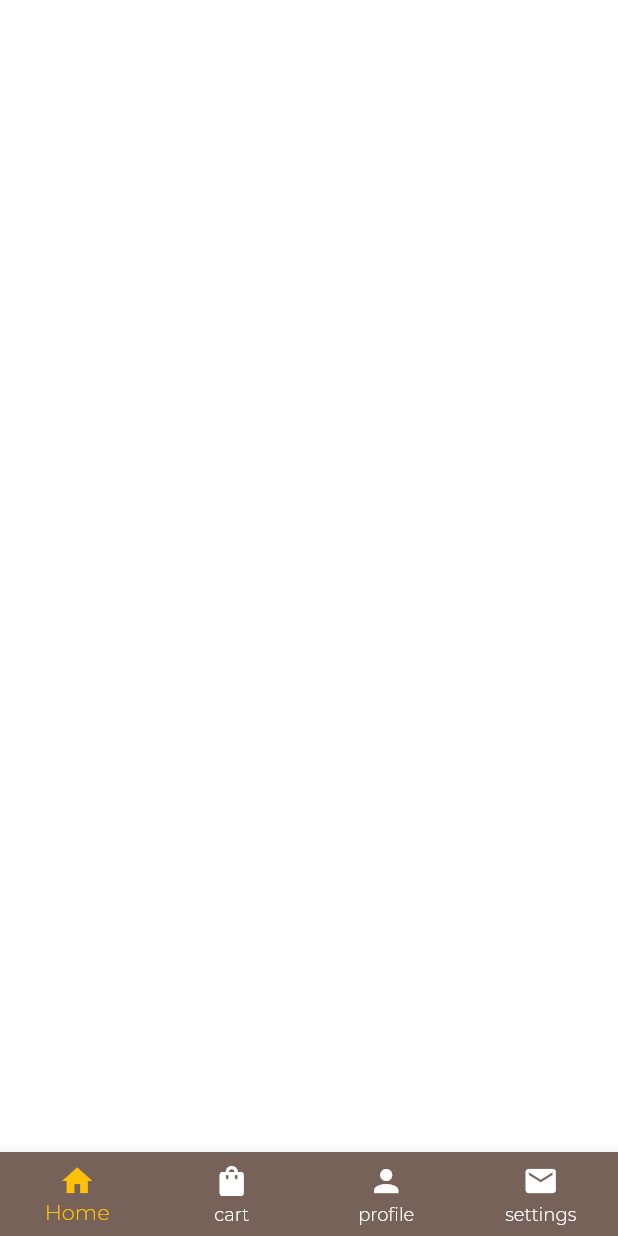
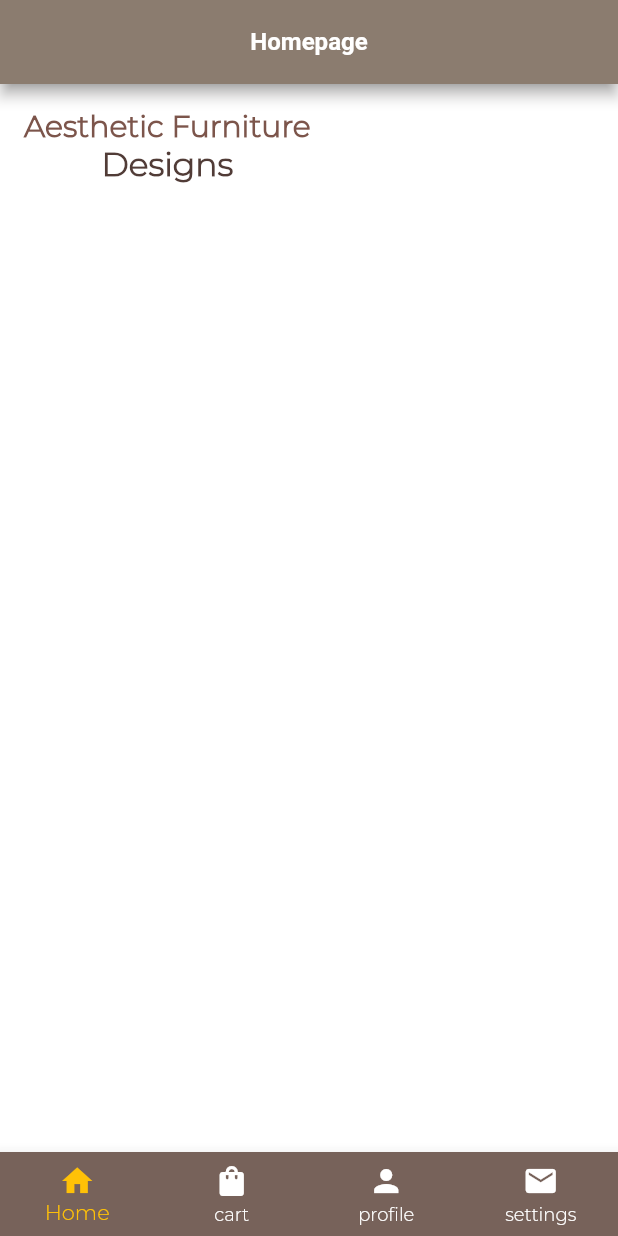
Before and after one commit to kriipa/flutter-Try, a Flutter app: the screen it shows after launch, on a phone screen of 412 x 824 dp. Run offline on Flutter 3.47's test engine with Material 2 defaults, Android fonts, the phone set to English and light mode, and no system bars; our stand-ins replace flutter_spinkit.

Commit message:
home screen

```diff
--- a/lib/screen/bottom_screen/cart.dart
+++ b/lib/screen/bottom_screen/cart.dart
@@ -1,3 +1,4 @@
+import 'package:flutter/cupertino.dart';
 import 'package:flutter/src/widgets/container.dart';
 import 'package:flutter/src/widgets/framework.dart';
 
@@ -6,6 +7,8 @@ class CartScreen extends StatelessWidget {
 
   @override
   Widget build(BuildContext context) {
-    return Container();
+    return const Center(
+      child: Text('Add to cart'),
+    );
   }
 }
--- a/lib/screen/bottom_screen/home.dart
+++ b/lib/screen/bottom_screen/home.dart
@@ -1,3 +1,4 @@
+import 'package:flutter/material.dart';
 import 'package:flutter/src/widgets/container.dart';
 import 'package:flutter/src/widgets/framework.dart';
 
@@ -6,6 +7,43 @@ class HomeScreen extends StatelessWidget {
 
   @override
   Widget build(BuildContext context) {
-    return Container();
+    return Scaffold(
+      appBar: AppBar(
+        title: const Text('Homepage'),
+      ),
+      body: SafeArea(
+        child: SingleChildScrollView(
+          child: Padding(
+            padding: const EdgeInsets.all(16.0),
+            child: Column(
+              mainAxisAlignment: MainAxisAlignment.center,
+              children: const [
+                Text(
+                  "Aesthetic Furniture",
+                  style: TextStyle(
+                    color: Color.fromARGB(255, 124, 85, 75),
+                    fontSize: 20,
+                    fontWeight: FontWeight.bold,
+                  ),
+                ),
+                Text(
+                  'Designs',
+                  style: TextStyle(
+                    color: Color.fromARGB(255, 81, 60, 55),
+                    fontSize: 22,
+                    fontWeight: FontWeight.bold,
+                  ),
+                ),
+                SizedBox(
+                  height: 20,
+                  width: 20,
+
+                ),
+              ],
+            ),
+          ),
+        ),
+      ),
+    );
   }
 }
--- a/lib/screen/bottom_screen/profile.dart
+++ b/lib/screen/bottom_screen/profile.dart
@@ -1,3 +1,4 @@
+import 'package:flutter/cupertino.dart';
 import 'package:flutter/src/widgets/container.dart';
 import 'package:flutter/src/widgets/framework.dart';
 
@@ -6,6 +7,8 @@ class ProfileScreen extends StatelessWidget {
 
   @override
   Widget build(BuildContext context) {
-    return Container();
+    return const Center(
+      child: Text('profile screen'),
+    );
   }
 }
--- a/lib/screen/bottom_screen/settings.dart
+++ b/lib/screen/bottom_screen/settings.dart
@@ -1,3 +1,4 @@
+import 'package:flutter/cupertino.dart';
 import 'package:flutter/src/widgets/container.dart';
 import 'package:flutter/src/widgets/framework.dart';
 
@@ -6,6 +7,8 @@ class SettingsScreen extends StatelessWidget {
 
   @override
   Widget build(BuildContext context) {
-    return Container();
+    return const Center(
+      child: Text('Settings screen'),
+    );
   }
 }
--- a/lib/screen/dashboard.dart
+++ b/lib/screen/dashboard.dart
@@ -9,13 +9,14 @@ import 'bottom_screen/settings.dart';
 
 class DashboardScreen extends StatefulWidget {
 
-  DashboardScreen({super.key});
+  const DashboardScreen({super.key});
 
   @override
   State<DashboardScreen> createState() => _DashboardScreenState();
 }
 
 class _DashboardScreenState extends State<DashboardScreen> {
+  String searchValue = '';
   int _selectedIndex = 0;
 
   List<Widget> lstBottonScreen = [
@@ -27,14 +28,20 @@ class _DashboardScreenState extends State<DashboardScreen> {
 
   @override
   Widget build(BuildContext context) {
-    // appBar : AppBar(
-    //   title: const('Dashboard'),
-    // );
+    AppBar(
+      title: const Text('Homepage'),
+      actions: [
+        IconButton(
+          onPressed: () {},
+          icon: const Icon(Icons.search),
+        ),
+      ],
+    );
     return Scaffold(
       body: lstBottonScreen[_selectedIndex],
 
       bottomNavigationBar: BottomNavigationBar(
-        backgroundColor: Color.fromARGB(255, 119, 98, 90),
+        backgroundColor: const Color.fromARGB(255, 119, 98, 90),
         selectedItemColor: Colors.amber,
         unselectedItemColor: Colors.white,
         type: BottomNavigationBarType.fixed,
--- a/pubspec.yaml
+++ b/pubspec.yaml
@@ -37,6 +37,7 @@ dependencies:
   # Use with the CupertinoIcons class for iOS style icons.
   cupertino_icons: ^1.0.2
   division: ^0.9.0
+  flutter_spinkit: ^5.1.0
 
 dev_dependencies:
   flutter_test:
```
Also changed, not shown: lib/main.dart (+5 -2 lines), lib/screen/login_screen.dart (+4 -5 lines), lib/screen/reg_screen.dart (added, +170 -0 lines), lib/screen/register_screen.dart (+40 -18 lines), lib/screen/splash_screen.dart (+6 -2 lines), assets/images/logo.png (added), pubspec.lock.
